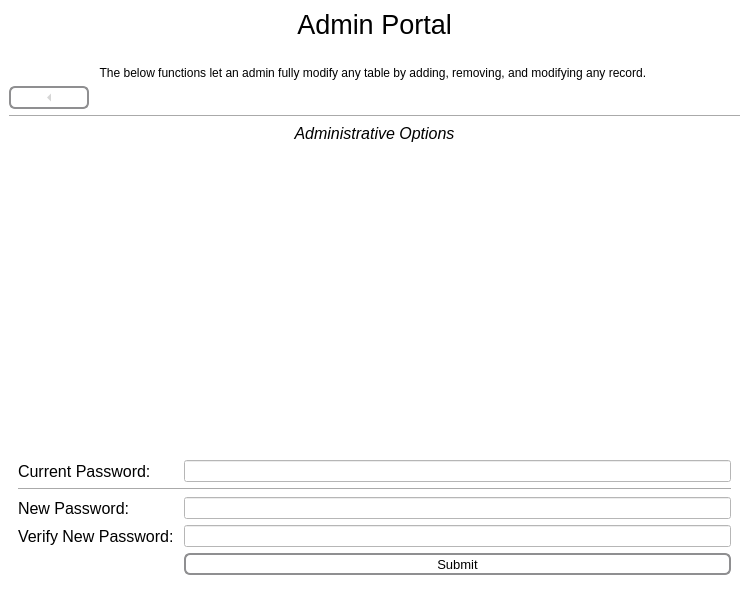
Qt form Form Files/adminView.ui (alixabahena/SIMS) before a commit.
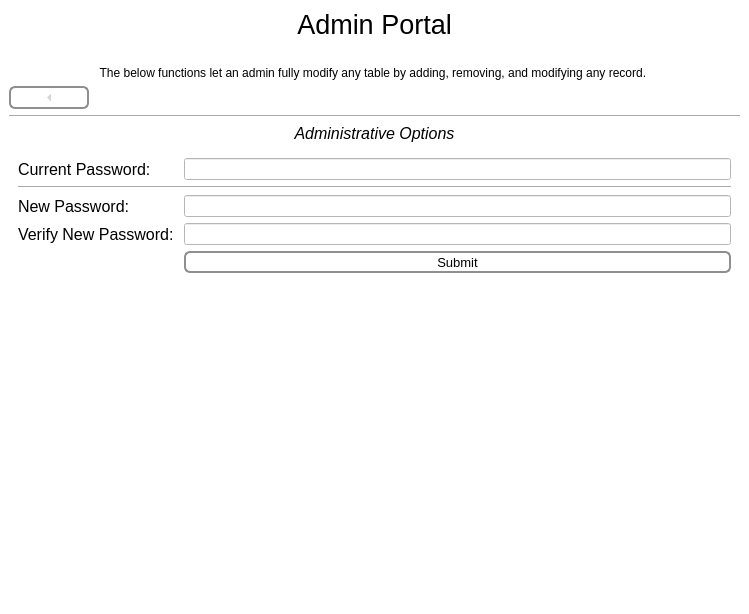
The same form after that commit. The open tabs and pages were chosen to show the change. Icons and pictures are not drawn.

Commit message: Fixed the password changing dialog so the fields are at the top of the frame.

Patch:
```diff
--- a/Form Files/adminView.ui
+++ b/Form Files/adminView.ui
@@ -905,7 +905,7 @@
          <layout class="QVBoxLayout" name="verticalLayout_9">
           <item>
            <layout class="QFormLayout" name="formLayout">
-            <item row="1" column="0">
+            <item row="0" column="0">
              <widget class="QLabel" name="currentPasswordLabel">
               <property name="font">
                <font>
@@ -917,14 +917,24 @@
               </property>
              </widget>
             </item>
-            <item row="2" column="0" colspan="2">
+            <item row="0" column="1">
+             <widget class="QLineEdit" name="currentPasswordField">
+              <property name="inputMethodHints">
+               <set>Qt::ImhHiddenText|Qt::ImhNoAutoUppercase|Qt::ImhNoPredictiveText|Qt::ImhSensitiveData</set>
+              </property>
+              <property name="echoMode">
+               <enum>QLineEdit::Password</enum>
+              </property>
+             </widget>
+            </item>
+            <item row="1" column="0" colspan="2">
              <widget class="Line" name="line_4">
               <property name="orientation">
                <enum>Qt::Horizontal</enum>
               </property>
              </widget>
             </item>
-            <item row="3" column="0">
+            <item row="2" column="0">
              <widget class="QLabel" name="newPasswordLabel">
               <property name="font">
                <font>
@@ -936,17 +946,7 @@
               </property>
              </widget>
             </item>
-            <item row="1" column="1">
-             <widget class="QLineEdit" name="currentPasswordField">
-              <property name="inputMethodHints">
-               <set>Qt::ImhHiddenText|Qt::ImhNoAutoUppercase|Qt::ImhNoPredictiveText|Qt::ImhSensitiveData</set>
-              </property>
-              <property name="echoMode">
-               <enum>QLineEdit::Password</enum>
-              </property>
-             </widget>
-            </item>
-            <item row="3" column="1">
+            <item row="2" column="1">
              <widget class="QLineEdit" name="newPasswordField">
               <property name="inputMethodHints">
                <set>Qt::ImhHiddenText|Qt::ImhNoAutoUppercase|Qt::ImhNoPredictiveText|Qt::ImhSensitiveData</set>
@@ -956,7 +956,7 @@
               </property>
              </widget>
             </item>
-            <item row="4" column="0">
+            <item row="3" column="0">
              <widget class="QLabel" name="verifyNewPasswordLabel">
               <property name="font">
                <font>
@@ -968,7 +968,7 @@
               </property>
              </widget>
             </item>
-            <item row="4" column="1">
+            <item row="3" column="1">
              <widget class="QLineEdit" name="verifyNewPasswordField">
               <property name="inputMethodHints">
                <set>Qt::ImhHiddenText|Qt::ImhNoAutoUppercase|Qt::ImhNoPredictiveText|Qt::ImhSensitiveData</set>
@@ -978,20 +978,59 @@
               </property>
              </widget>
             </item>
-            <item row="0" column="1">
-             <spacer name="verticalSpacer_4">
-              <property name="orientation">
-               <enum>Qt::Vertical</enum>
+            <item row="4" column="1">
+             <widget class="QToolButton" name="submitButton">
+              <property name="sizePolicy">
+               <sizepolicy hsizetype="Expanding" vsizetype="Fixed">
+                <horstretch>0</horstretch>
+                <verstretch>0</verstretch>
+               </sizepolicy>
               </property>
-              <property name="sizeHint" stdset="0">
-               <size>
-                <width>0</width>
-                <height>150</height>
-               </size>
+              <property name="font">
+               <font>
+                <pointsize>10</pointsize>
+               </font>
               </property>
-             </spacer>
+              <property name="styleSheet">
+               <string notr="true">QToolButton { /* all types of tool button */
+    border: 2px solid #8f8f91;
+    border-radius: 6px;
+    background-color: qlineargradient(x1: 0, y1: 0, x2: 0, y2: 1,
+                                      stop: 0 #f6f7fa, stop: 1 #dadbde);
+}
+
+QToolButton[popupMode=&quot;1&quot;] { /* only for MenuButtonPopup */
+    padding-right: 20px; /* make way for the popup button */
+}
+
+QToolButton:pressed {
+    background-color: qlineargradient(x1: 0, y1: 0, x2: 0, y2: 1,
+                                      stop: 0 #dadbde, stop: 1 #f6f7fa);
+}
+
+/* the subcontrols below are used only in the MenuButtonPopup mode */
+QToolButton::menu-button {
+    border: 2px solid gray;
+    border-top-right-radius: 6px;
+    border-bottom-right-radius: 6px;
+    /* 16px width + 4px for border = 20px allocated above */
+    width: 16px;
+}
+
+QToolButton::menu-arrow {
+    image: url(downarrow.png);
+}
+
+QToolButton::menu-arrow:open {
+    top: 1px; left: 1px; /* shift it a bit */
+}</string>
+              </property>
+              <property name="text">
+               <string>Submit</string>
+              </property>
+             </widget>
             </item>
-            <item row="6" column="0" colspan="2">
+            <item row="5" column="0" colspan="2">
              <widget class="QLabel" name="passwordChangeStatusLabel">
               <property name="font">
                <font>
@@ -1003,58 +1042,6 @@
               </property>
              </widget>
             </item>
-            <item row="5" column="1">
-             <widget class="QToolButton" name="submitButton">
-              <property name="sizePolicy">
-               <sizepolicy hsizetype="Expanding" vsizetype="Fixed">
-                <horstretch>0</horstretch>
-                <verstretch>0</verstretch>
-               </sizepolicy>
-              </property>
-              <property name="font">
-               <font>
-                <pointsize>10</pointsize>
-               </font>
-              </property>
-              <property name="styleSheet">
-               <string notr="true">QToolButton { /* all types of tool button */
-    border: 2px solid #8f8f91;
-    border-radius: 6px;
-    background-color: qlineargradient(x1: 0, y1: 0, x2: 0, y2: 1,
-                                      stop: 0 #f6f7fa, stop: 1 #dadbde);
-}
-
-QToolButton[popupMode=&quot;1&quot;] { /* only for MenuButtonPopup */
-    padding-right: 20px; /* make way for the popup button */
-}
-
-QToolButton:pressed {
-    background-color: qlineargradient(x1: 0, y1: 0, x2: 0, y2: 1,
-                                      stop: 0 #dadbde, stop: 1 #f6f7fa);
-}
-
-/* the subcontrols below are used only in the MenuButtonPopup mode */
-QToolButton::menu-button {
-    border: 2px solid gray;
-    border-top-right-radius: 6px;
-    border-bottom-right-radius: 6px;
-    /* 16px width + 4px for border = 20px allocated above */
-    width: 16px;
-}
-
-QToolButton::menu-arrow {
-    image: url(downarrow.png);
-}
-
-QToolButton::menu-arrow:open {
-    top: 1px; left: 1px; /* shift it a bit */
-}</string>
-              </property>
-              <property name="text">
-               <string>Submit</string>
-              </property>
-             </widget>
-            </item>
            </layout>
           </item>
          </layout>
```
Left out of the diff: 2 changed lines with no effect on the pictures. The commit also changes 5 other files.
